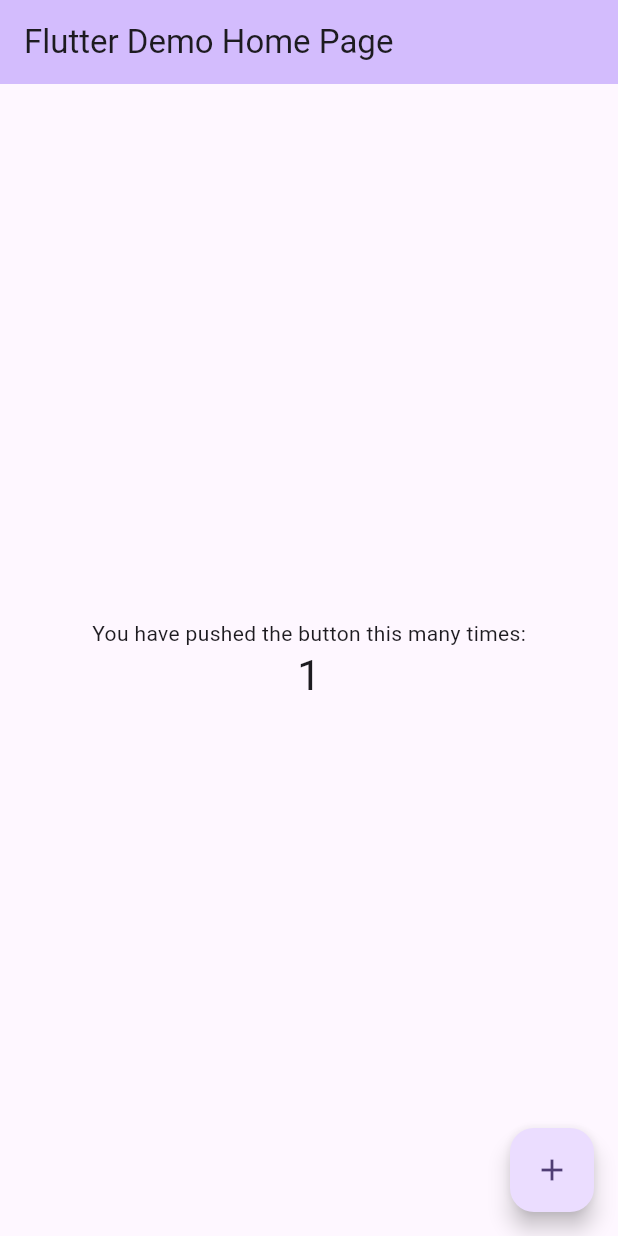
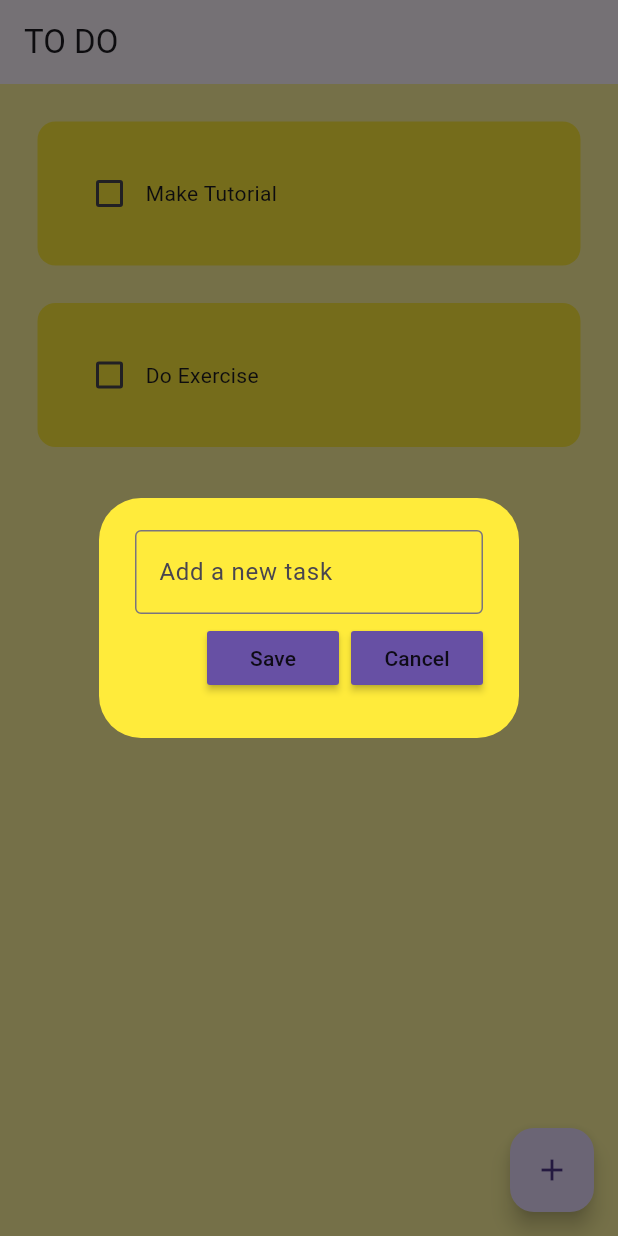
Before and after one commit to emmettSchneider/to_do_list, a Flutter app: the screen it shows after launch, after a tap on the "add" icon, on a phone screen of 412 x 824 dp. Run offline on Flutter 3.47's test engine with Material 3 defaults, Android fonts, the phone set to English and light mode, and no system bars; drawn by our look-alikes of flutter_slidable; our stand-ins replace hive_flutter; accounts and stored records are empty.

Commit message:
To Do app functionality completed. Hive implemented for local storage

```diff
--- /dev/null
+++ b/to_do_list/lib/data/database.dart
@@ -0,0 +1,27 @@
+import 'package:hive_flutter/hive_flutter.dart';
+
+class ToDoDatabase {
+
+  List toDoList = [];
+
+  // reference our box
+  Box get _myBox => Hive.box('myBox');
+
+  // run this method if this is the first time ever opening this app
+  void createInitialData() {
+    toDoList = [
+      ["Make Tutorial", false],
+      ["Do Exercise", false]
+    ];
+  }
+
+  // load the data from database
+  void loadData() {
+    toDoList = _myBox.get("TODOLIST");
+  }
+
+  // update the database
+  void updateDatabase() {
+    _myBox.put("TODOLIST", toDoList);
+  }
+}
--- a/to_do_list/lib/main.dart
+++ b/to_do_list/lib/main.dart
@@ -1,6 +1,14 @@
 import 'package:flutter/material.dart';
+import 'package:hive_flutter/hive_flutter.dart';
+import 'package:to_do_list/pages/home_page.dart';
 
-void main() {
+void main() async {
+// init the hive
+  await Hive.initFlutter();
+
+  // open a box
+  var box = await Hive.openBox('myBox');
+
   runApp(const MyApp());
 }
 
@@ -11,112 +19,10 @@ class MyApp extends StatelessWidget {
   @override
   Widget build(BuildContext context) {
     return MaterialApp(
-      title: 'Flutter Demo',
-      theme: ThemeData(
-        // This is the theme of your application.
-        //
-        // TRY THIS: Try running your application with "flutter run". You'll see
-        // the application has a purple toolbar. Then, without quitting the app,
-        // try changing the seedColor in the colorScheme below to Colors.green
-        // and then invoke "hot reload" (save your changes or press the "hot
-        // reload" button in a Flutter-supported IDE, or press "r" if you used
-        // the command line to start the app).
-        //
-        // Notice that the counter didn't reset back to zero; the application
-        // state is not lost during the reload. To reset the state, use hot
-        // restart instead.
-        //
-        // This works for code too, not just values: Most code changes can be
-        // tested with just a hot reload.
-        colorScheme: ColorScheme.fromSeed(seedColor: Colors.deepPurple),
-      ),
-      home: const MyHomePage(title: 'Flutter Demo Home Page'),
+      debugShowCheckedModeBanner: false,
+      home: HomePage(),
+      // primarySwatch is being phased out. It does not work like on Mitch Koko's video
+      theme: ThemeData(primarySwatch: Colors.yellow),
     );
   }
 }
-
-class MyHomePage extends StatefulWidget {
-  const MyHomePage({super.key, required this.title});
-
-  // This widget is the home page of your application. It is stateful, meaning
-  // that it has a State object (defined below) that contains fields that affect
-  // how it looks.
-
-  // This class is the configuration for the state. It holds the values (in this
-  // case the title) provided by the parent (in this case the App widget) and
-  // used by the build method of the State. Fields in a Widget subclass are
-  // always marked "final".
-
-  final String title;
-
-  @override
-  State<MyHomePage> createState() => _MyHomePageState();
-}
-
-class _MyHomePageState extends State<MyHomePage> {
-  int _counter = 0;
-
-  void _incrementCounter() {
-    setState(() {
-      // This call to setState tells the Flutter framework that something has
-      // changed in this State, which causes it to rerun the build method below
-      // so that the display can reflect the updated values. If we changed
-      // _counter without calling setState(), then the build method would not be
-      // called again, and so nothing would appear to happen.
-      _counter++;
-    });
-  }
-
-  @override
-  Widget build(BuildContext context) {
-    // This method is rerun every time setState is called, for instance as done
-    // by the _incrementCounter method above.
-    //
-    // The Flutter framework has been optimized to make rerunning build methods
-    // fast, so that you can just rebuild anything that needs updating rather
-    // than having to individually change instances of widgets.
-    return Scaffold(
-      appBar: AppBar(
-        // TRY THIS: Try changing the color here to a specific color (to
-        // Colors.amber, perhaps?) and trigger a hot reload to see the AppBar
-        // change color while the other colors stay the same.
-        backgroundColor: Theme.of(context).colorScheme.inversePrimary,
-        // Here we take the value from the MyHomePage object that was created by
-        // the App.build method, and use it to set our appbar title.
-        title: Text(widget.title),
-      ),
-      body: Center(
-        // Center is a layout widget. It takes a single child and positions it
-        // in the middle of the parent.
-        child: Column(
-          // Column is also a layout widget. It takes a list of children and
-          // arranges them vertically. By default, it sizes itself to fit its
-          // children horizontally, and tries to be as tall as its parent.
-          //
-          // Column has various properties to control how it sizes itself and
-          // how it positions its children. Here we use mainAxisAlignment to
-          // center the children vertically; the main axis here is the vertical
-          // axis because Columns are vertical (the cross axis would be
-          // horizontal).
-          //
-          // TRY THIS: Invoke "debug painting" (choose the "Toggle Debug Paint"
-          // action in the IDE, or press "p" in the console), to see the
-          // wireframe for each widget.
-          mainAxisAlignment: MainAxisAlignment.center,
-          children: <Widget>[
-            const Text('You have pushed the button this many times:'),
-            Text(
-              '$_counter',
-              style: Theme.of(context).textTheme.headlineMedium,
-            ),
-          ],
-        ),
-      ),
-      floatingActionButton: FloatingActionButton(
-        onPressed: _incrementCounter,
-        tooltip: 'Increment',
-        child: const Icon(Icons.add),
-      ), // This trailing comma makes auto-formatting nicer for build methods.
-    );
-  }
-}
--- /dev/null
+++ b/to_do_list/lib/pages/home_page.dart
@@ -0,0 +1,98 @@
+import 'package:flutter/material.dart';
+import 'package:hive_flutter/hive_flutter.dart';
+import 'package:to_do_list/data/database.dart';
+import 'package:to_do_list/util/dialog_box.dart';
+import '../util/todo_tile.dart';
+
+class HomePage extends StatefulWidget {
+  const HomePage({super.key});
+
+  @override
+  State<HomePage> createState() => _HomePageState();
+}
+
+class _HomePageState extends State<HomePage> {
+  // reference the hive box
+  final _myBox = Hive.box('myBox');
+  ToDoDatabase db = ToDoDatabase();
+
+  @override
+  void initState() {
+
+    // if this is the 1st time opening the app, then create default data
+    if (_myBox.get("TODOLIST") == null) {
+      db.createInitialData();
+    } else {
+      // there already exists data
+      db.loadData();
+    }
+
+    super.initState();
+  }
+
+  // text controller
+  final _controller = TextEditingController();
+
+  // checkbox was tapped
+  void checkBoxChanged(bool? value, int index) {
+    setState(() {
+      db.toDoList[index][1] = !db.toDoList[index][1];
+    });
+    db.updateDatabase();
+  }
+
+  // save new task
+  void saveNewTask() {
+    setState(() {
+      db.toDoList.add([_controller.text, false]);
+      _controller.clear();
+    });
+    Navigator.of(context).pop();
+      db.updateDatabase();
+  }
+
+  // create a new task
+  void createNewTask() {
+    showDialog(
+      context: context,
+      builder: (context) {
+        return DialogBox(
+          controller: _controller,
+          onSave: saveNewTask,
+          onCancel: () => Navigator.of(context).pop(),
+        );
+      },
+    );
+  }
+
+  // delete task
+  void deleteTask(int index) {
+    setState(() {
+      db.toDoList.removeAt(index);
+    });
+    db.updateDatabase();
+  }
+
+  @override
+  Widget build(BuildContext context) {
+    return Scaffold(
+      backgroundColor: Colors.yellow[200],
+      appBar: AppBar(title: Text('TO DO'), elevation: 0),
+      floatingActionButton: FloatingActionButton(
+        onPressed: createNewTask,
+        child: Icon(Icons.add),
+      ),
+      body: ListView.builder(
+        itemCount: db.toDoList.length,
+        itemBuilder: (context, index) {
+          return ToDoTile(
+            taskName: db.toDoList[index][0],
+            taskCompleted: db.toDoList[index][1],
+            onChanged: (value) => checkBoxChanged(value, index),
+            deleteFunction: (context) => deleteTask(index),
+          );
+        },
+      ),
+    );
+  }
+}
--- /dev/null
+++ b/to_do_list/lib/util/dialog_box.dart
@@ -0,0 +1,50 @@
+import 'package:flutter/material.dart';
+import 'package:to_do_list/util/my_button.dart';
+
+class DialogBox extends StatelessWidget {
+  final controller;
+  VoidCallback onSave;
+  VoidCallback onCancel;
+
+  DialogBox({
+    super.key,
+    required this.controller,
+    required this.onSave,
+    required this.onCancel,
+  });
+
+  @override
+  Widget build(BuildContext context) {
+    return AlertDialog(
+      backgroundColor: Colors.yellow,
+      content: Container (
+        height: 120,
+        child: Column(
+          mainAxisAlignment: MainAxisAlignment.spaceEvenly,
+          children: [
+          // get user input
+          TextField(
+            controller: controller,
+            decoration: InputDecoration(
+              border: OutlineInputBorder(),
+              hintText: "Add a new task",
+            ),
+          ),
+
+          // buttons -> save + cancel
+          Row(
+            mainAxisAlignment: MainAxisAlignment.end,
+            children: [
+              // save button
+              MyButton(text: "Save", onPressed: onSave),
+
+              const SizedBox(width: 8),
+
+              // cancel button
+              MyButton(text: "Cancel", onPressed: onCancel)
+            ],)
+        ]),
+      ),
+    );
+  }
+}
--- /dev/null
+++ b/to_do_list/lib/util/my_button.dart
@@ -0,0 +1,20 @@
+import 'package:flutter/material.dart';
+
+class MyButton extends StatelessWidget {
+  final String text;
+  VoidCallback onPressed;
+  MyButton({
+    super.key,
+    required this.text,
+    required this.onPressed,
+  });
+
+  @override
+  Widget build(BuildContext context) {
+    return MaterialButton(
+      onPressed: onPressed,
+      color: Theme.of(context).primaryColor,
+      child: Text(text),
+      );
+  }
+}
--- /dev/null
+++ b/to_do_list/lib/util/todo_tile.dart
@@ -0,0 +1,67 @@
+import 'package:flutter/material.dart';
+import 'package:flutter_slidable/flutter_slidable.dart';
+
+class ToDoTile extends StatelessWidget {
+  final String taskName;
+  final bool taskCompleted;
+  Function(bool?)? onChanged;
+  Function(BuildContext)? deleteFunction;
+
+  ToDoTile({
+    super.key,
+    required this.taskName,
+    required this.taskCompleted,
+    required this.onChanged,
+    required this.deleteFunction,
+  });
+
+  @override
+  Widget build(BuildContext context) {
+    return Padding(
+      padding: const EdgeInsets.only(
+        left: 25.0,
+        right: 25.0,
+        top: 25.0),
+      child: Slidable(
+        endActionPane: ActionPane(
+          motion: StretchMotion(),
+          children: [
+            SlidableAction(
+              onPressed: deleteFunction,
+              icon: Icons.delete,
+              backgroundColor: Colors.red.shade300,
+              borderRadius: BorderRadius.circular(12),
+            ),
+          ],
+        ),
+        child: Container(
+          padding: EdgeInsets.all(24),
+          decoration: BoxDecoration(
+            color: Colors.yellow,
+            borderRadius: BorderRadius.circular(12),
+          ),
+          child: Row(
+            children: [
+              // checkbox
+              Checkbox(
+                value: taskCompleted,
+                onChanged: onChanged,
+                activeColor: Colors.black,
+              ),
+
+              // task name
+              Text(
+                taskName,
+                style: TextStyle(
+                  decoration: taskCompleted
+                      ? TextDecoration.lineThrough
+                      : TextDecoration.none,
+                ),
+              ),
+            ],
+          ),
+        ),
+      ),
+    );
+  }
+}
--- a/to_do_list/pubspec.yaml
+++ b/to_do_list/pubspec.yaml
@@ -30,14 +30,20 @@ environment:
 dependencies:
   flutter:
     sdk: flutter
+  hive: ^2.2.3
+  hive_flutter: ^1.1.0
 
   # The following adds the Cupertino Icons font to your application.
   # Use with the CupertinoIcons class for iOS style icons.
   cupertino_icons: ^1.0.8
+  flutter_slidable: ^4.0.3
 
 dev_dependencies:
   flutter_test:
     sdk: flutter
+  hive_generator: ^2.0.1
+  build_runner: ^2.1.11
+
 
   # The "flutter_lints" package below contains a set of recommended lints to
   # encourage good coding practices. The lint set provided by the package is
```
Also changed, not shown: to_do_list/pubspec.lock, 10 other files.
